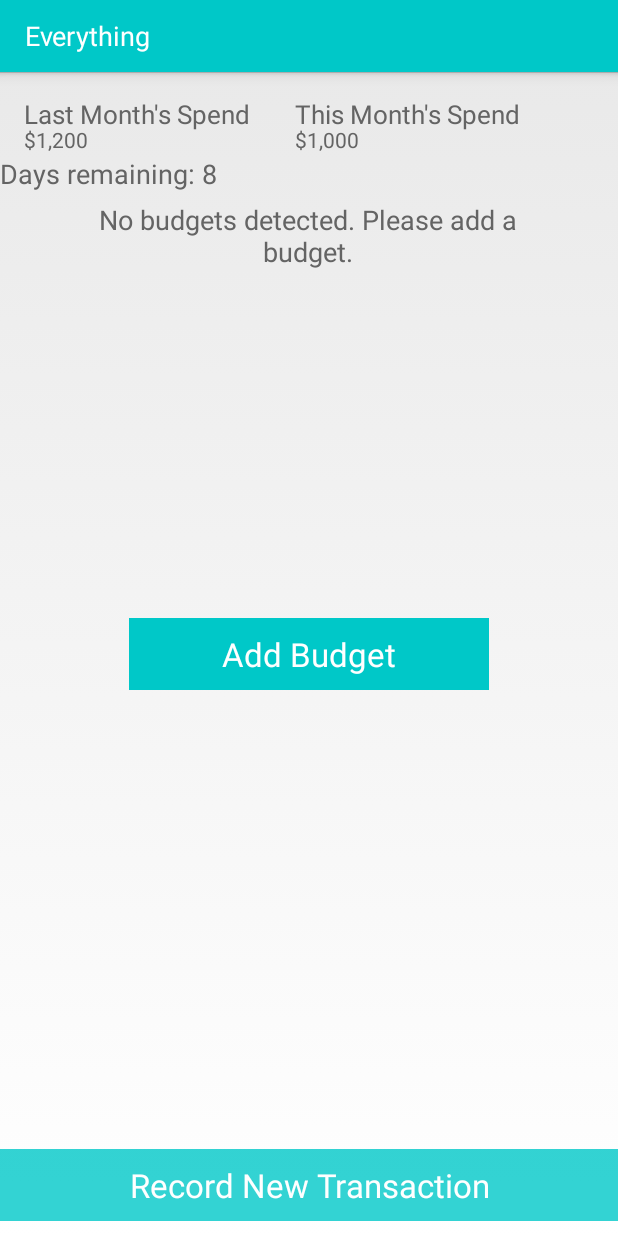
After one commit to nicknaky/Everything, an Android app: the layout fragment_budget_v2draft.xml on its own in the app's theme, with its tools: preview values and no code run, on a phone screen of 412 x 824 dp. The commit adds this screen. Run offline under Robolectric (Android 15) with nearby library versions, the phone set to English and light mode, and no system bars.

Commit message:
Fixed various bugs

```diff
--- a/app/src/main/AndroidManifest.xml
+++ b/app/src/main/AndroidManifest.xml
@@ -5,7 +5,7 @@
     <application
 
         android:allowBackup="true"
-        android:icon="@mipmap/ic_launcher"
+        android:icon="@drawable/ic_launcher"
         android:label="@string/app_name"
         android:theme="@style/AppTheme">
 
--- a/app/src/main/java/com/mushroomrobot/everything/budget/AddTransactionDialog.java
+++ b/app/src/main/java/com/mushroomrobot/everything/budget/AddTransactionDialog.java
@@ -18,7 +18,6 @@ import android.widget.EditText;
 import android.widget.Toast;
 
 import com.mushroomrobot.everything.R;
-import com.mushroomrobot.everything.data.EverythingContract;
 import com.mushroomrobot.everything.data.EverythingContract.Transactions;
 import com.mushroomrobot.everything.utils.CurrencyFormatter;
 
@@ -182,7 +181,7 @@ public class AddTransactionDialog extends DialogFragment {
                         contentValues.put("description", enterDesc);
 
                         if (editMode==0) {
-                            getActivity().getContentResolver().insert(EverythingContract.Transactions.CONTENT_URI, contentValues);
+                            getActivity().getContentResolver().insert(Transactions.CONTENT_URI, contentValues);
                         }
                         else if (editMode==1){
                             getActivity().getContentResolver().update(Uri.parse(Transactions.CONTENT_URI + "/" + transactionId),contentValues,null,null);
--- a/app/src/main/java/com/mushroomrobot/everything/budget/BudgetDetailsFragment.java
+++ b/app/src/main/java/com/mushroomrobot/everything/budget/BudgetDetailsFragment.java
@@ -112,6 +112,7 @@ public class BudgetDetailsFragment extends Fragment
 
                 Intent intent = new Intent(getActivity(),BudgetHistoryActivity.class);
                 intent.putExtra("budgetName", budgetName);
+                intent.putExtra("categoryList",categoryList);
                 startActivity(intent);
 
 
--- /dev/null
+++ b/app/src/main/res/layout/fragment_budget_v2draft.xml
@@ -0,0 +1,103 @@
+<?xml version="1.0" encoding="utf-8"?>
+<RelativeLayout xmlns:android="http://schemas.android.com/apk/res/android"
+    android:layout_width="match_parent"
+    android:layout_height="match_parent"
+    android:orientation="vertical">
+
+<TextView
+    android:id="@+id/overview_previous_label"
+    android:layout_width="wrap_content"
+    android:layout_height="wrap_content"
+    android:layout_marginLeft="16dp"
+    android:layout_marginTop="16dp"
+    android:text="Last Month's Spend"
+    android:textSize="17sp"/>
+
+    <TextView
+        android:id="@+id/overview_previous_value"
+        android:layout_width="wrap_content"
+        android:layout_height="wrap_content"
+        android:layout_alignLeft="@id/overview_previous_label"
+        android:layout_marginTop="35dp"
+        android:layout_centerInParent="@id/overview_previous_label"
+        android:text="$1,200"/>
+
+    <TextView
+        android:id="@+id/overview_current_lablel"
+        android:layout_width="wrap_content"
+        android:layout_height="wrap_content"
+        android:layout_marginLeft="30dp"
+        android:layout_toRightOf="@id/overview_previous_label"
+        android:layout_alignBaseline="@id/overview_previous_label"
+        android:layout_marginTop="25dp"
+        android:textSize="17sp"
+        android:text="This Month's Spend"/>
+
+
+    <TextView
+        android:id="@+id/overview_current_value"
+        android:layout_width="wrap_content"
+        android:layout_height="wrap_content"
+        android:layout_alignLeft="@id/overview_current_lablel"
+        android:layout_toRightOf="@id/overview_previous_value"
+        android:layout_alignBaseline="@id/overview_previous_value"
+        android:text="$1,000"/>
+
+
+    <TextView
+        android:id="@+id/overview_days_lablel"
+        android:layout_width="wrap_content"
+        android:layout_height="wrap_content"
+        android:layout_marginTop="55dp"
+        android:text="Days remaining: 8"
+        android:textSize="18sp"/>
+
+
+    <ListView
+        android:id="@+id/budget_listview"
+        android:layout_width="match_parent"
+        android:layout_height="wrap_content"
+        android:layout_marginTop="150dp"
+        android:clipToPadding="false"
+        android:divider="@null"
+        android:dividerHeight="0dp"
+        android:paddingBottom="70dp" />
+
+
+    <TextView
+        android:id="@+id/no_budgets_textview"
+        android:layout_width="342dp"
+        android:layout_height="wrap_content"
+        android:layout_centerHorizontal="true"
+        android:layout_marginTop="86dp"
+        android:gravity="center_horizontal"
+        android:text="@string/no_budgets_msg"
+        android:textSize="18sp" />
+
+    <Button
+        android:id="@+id/add_budget_button"
+        android:layout_width="240dp"
+        android:layout_height="wrap_content"
+        android:layout_centerInParent="true"
+        android:layout_marginBottom="10dp"
+        android:background="#00C8C8"
+        android:text="@string/add_budget"
+        android:textColor="#ffffff"
+        android:textSize="22sp"
+
+        />
+
+    <Button
+        android:id="@+id/add_transactions_button"
+        android:layout_width="match_parent"
+        android:layout_height="wrap_content"
+        android:layout_alignParentBottom="true"
+        android:layout_centerHorizontal="true"
+        android:layout_marginBottom="10dp"
+        android:background="#CC00C8C8"
+        android:text="@string/add_transactions"
+        android:textColor="#ffffff"
+        android:textSize="22sp" />
+
+
+</RelativeLayout>
```
Also changed, not shown: app/src/main/java/com/mushroomrobot/everything/budget/BudgetHistoryFragment.java (+109 -1 lines), app/src/main/java/com/mushroomrobot/everything/data/EverythingProvider.java (+10 -4 lines), app/src/main/res/layout/fragment_budgethistory.xml (+12 -0 lines), app/src/main/res/drawable-hdpi/ic_launcher.png (added), app/src/main/res/drawable-ldpi/ic_launcher.png (added), app/src/main/res/drawable-mdpi/ic_launcher.png (added), app/src/main/res/drawable-xhdpi/ic_launcher.png (added), app/src/main/res/drawable-xxhdpi/ic_launcher.png (added), app/src/main/res/drawable-xxxhdpi/ic_launcher.png (added), 1 other file.
